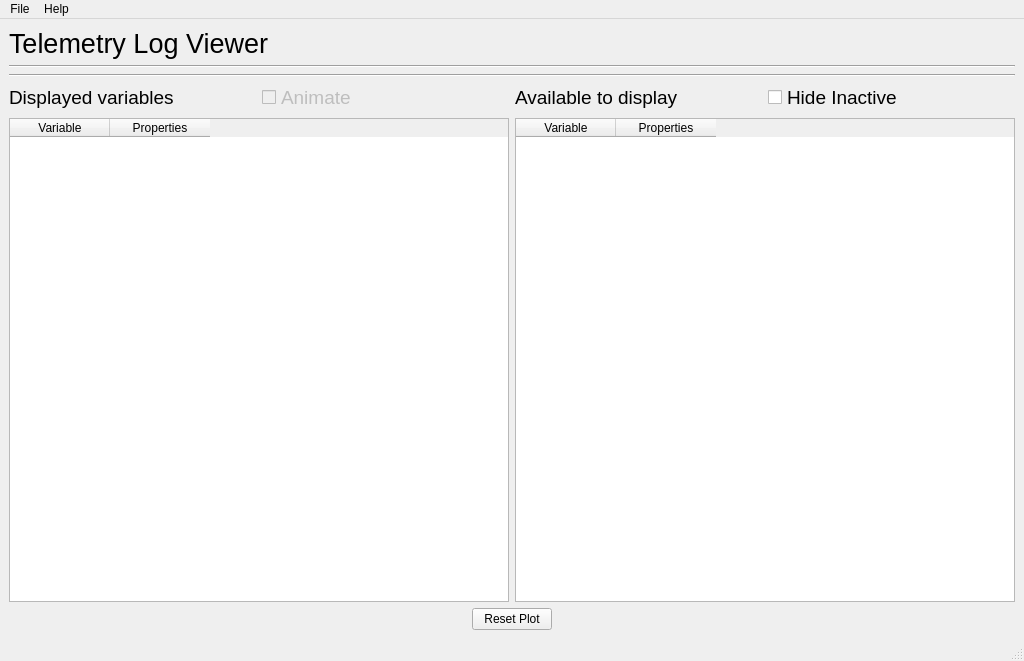
Before: the Qt Designer form ui/uiPlotView.ui in solopilot/TelemetryPlot, drawn with Qt 5.
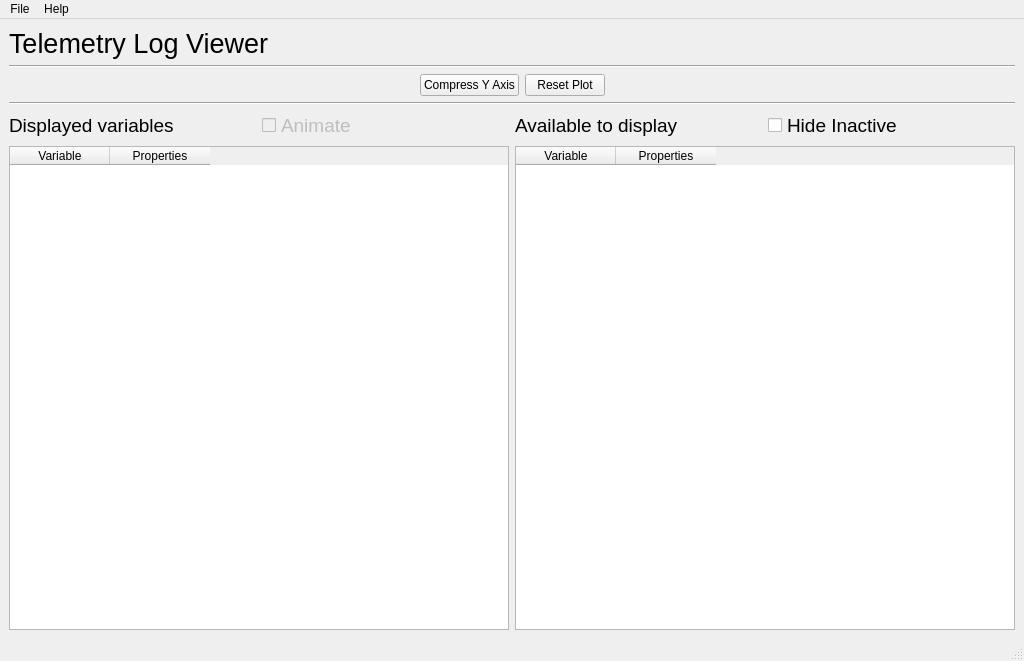
After: the same form once the commit is applied.

Commit message: Added compress Y axis

Patch:
```diff
--- a/ui/uiPlotView.ui
+++ b/ui/uiPlotView.ui
@@ -63,6 +63,56 @@
       <item>
        <layout class="QVBoxLayout" name="plotLayout"/>
       </item>
+      <item>
+       <layout class="QHBoxLayout" name="horizontalLayoutButtons">
+        <item>
+         <spacer name="horizontalSpacer_12">
+          <property name="orientation">
+           <enum>Qt::Horizontal</enum>
+          </property>
+          <property name="sizeHint" stdset="0">
+           <size>
+            <width>40</width>
+            <height>20</height>
+           </size>
+          </property>
+         </spacer>
+        </item>
+        <item>
+         <widget class="QPushButton" name="buttonCompressY">
+          <property name="toolTip">
+           <string>&lt;html&gt;&lt;head/&gt;&lt;body&gt;&lt;p&gt;Make Y Axis Log10&lt;/p&gt;&lt;/body&gt;&lt;/html&gt;</string>
+          </property>
+          <property name="text">
+           <string>Compress Y Axis</string>
+          </property>
+         </widget>
+        </item>
+        <item>
+         <widget class="QPushButton" name="buttonReset">
+          <property name="toolTip">
+           <string>&lt;html&gt;&lt;head/&gt;&lt;body&gt;&lt;p&gt;Click Reset to adjust axis scales to display all plots.&lt;/p&gt;&lt;/body&gt;&lt;/html&gt;</string>
+          </property>
+          <property name="text">
+           <string>Reset Plot</string>
+          </property>
+         </widget>
+        </item>
+        <item>
+         <spacer name="horizontalSpacer_10">
+          <property name="orientation">
+           <enum>Qt::Horizontal</enum>
+          </property>
+          <property name="sizeHint" stdset="0">
+           <size>
+            <width>40</width>
+            <height>20</height>
+           </size>
+          </property>
+         </spacer>
+        </item>
+       </layout>
+      </item>
       <item>
        <widget class="Line" name="lineSeparator_2">
         <property name="orientation">
@@ -193,46 +243,6 @@
         </item>
        </layout>
       </item>
-      <item>
-       <layout class="QHBoxLayout" name="horizontalLayoutButtons">
-        <item>
-         <spacer name="horizontalSpacer_12">
-          <property name="orientation">
-           <enum>Qt::Horizontal</enum>
-          </property>
-          <property name="sizeHint" stdset="0">
-           <size>
-            <width>40</width>
-            <height>20</height>
-           </size>
-          </property>
-         </spacer>
-        </item>
-        <item>
-         <widget class="QPushButton" name="buttonReset">
-          <property name="toolTip">
-           <string>&lt;html&gt;&lt;head/&gt;&lt;body&gt;&lt;p&gt;Click Reset to adjust axis scales to display all plots.&lt;/p&gt;&lt;/body&gt;&lt;/html&gt;</string>
-          </property>
-          <property name="text">
-           <string>Reset Plot</string>
-          </property>
-         </widget>
-        </item>
-        <item>
-         <spacer name="horizontalSpacer_10">
-          <property name="orientation">
-           <enum>Qt::Horizontal</enum>
-          </property>
-          <property name="sizeHint" stdset="0">
-           <size>
-            <width>40</width>
-            <height>20</height>
-           </size>
-          </property>
-         </spacer>
-        </item>
-       </layout>
-      </item>
      </layout>
     </item>
    </layout>
```
The commit also changes 3 other files.
